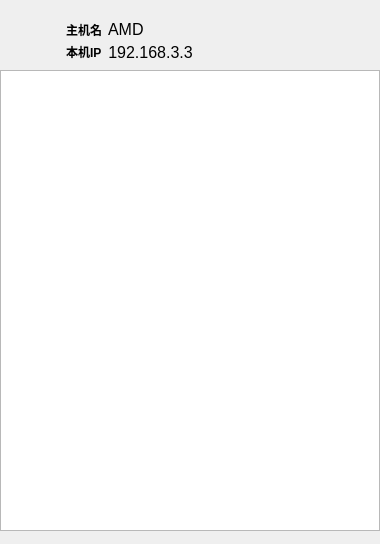
First picture: the form in woniu.ui, repository shuzibanshou/woniu, before the edit.
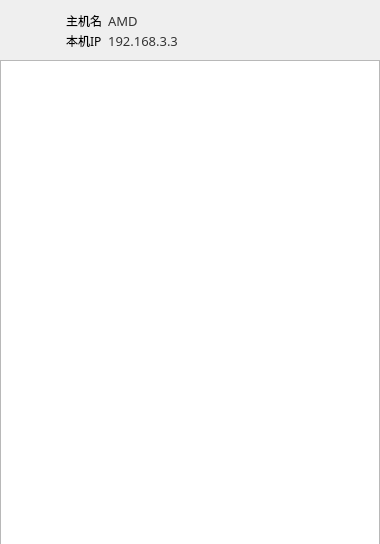
Second picture: the form after the edit.

Diff of the .ui file:
```diff
--- a/woniu.ui
+++ b/woniu.ui
@@ -17,12 +17,40 @@
    <property name="enabled">
     <bool>true</bool>
    </property>
+   <widget class="QListWidget" name="remoteDevice">
+    <property name="enabled">
+     <bool>true</bool>
+    </property>
+    <property name="geometry">
+     <rect>
+      <x>0</x>
+      <y>60</y>
+      <width>380</width>
+      <height>491</height>
+     </rect>
+    </property>
+   </widget>
+   <widget class="QWidget" name="header" native="true">
+    <property name="geometry">
+     <rect>
+      <x>0</x>
+      <y>0</y>
+      <width>381</width>
+      <height>61</height>
+     </rect>
+    </property>
+    <property name="styleSheet">
+     <string notr="true">#header{
+	background-color: qlineargradient(x1:0, y1:0, x2:1, y2:0,
+stop:0 #c2e9fb,stop:1 #a1c4fd);
+}</string>
+    </property>
    <widget class="QWidget" name="horizontalLayoutWidget">
     <property name="geometry">
      <rect>
       <x>0</x>
-      <y>10</y>
-      <width>321</width>
+       <y>0</y>
+       <width>381</width>
       <height>61</height>
      </rect>
     </property>
@@ -51,18 +79,31 @@
      </item>
      <item>
       <layout class="QVBoxLayout" name="verticalLayout_4">
+        <property name="spacing">
+         <number>0</number>
+        </property>
+        <property name="sizeConstraint">
+         <enum>QLayout::SetMinimumSize</enum>
+        </property>
        <item>
         <layout class="QHBoxLayout" name="horizontalLayout_2">
          <item>
           <widget class="QLabel" name="localNameLabel">
            <property name="font">
             <font>
-             <weight>75</weight>
-             <bold>true</bold>
-            </font>
-           </property>
+              <family>思源黑体 CN Normal</family>
+              <weight>50</weight>
+              <bold>false</bold>
+             </font>
+            </property>
+            <property name="styleSheet">
+             <string notr="true"/>
+            </property>
+            <property name="lineWidth">
+             <number>0</number>
+            </property>
            <property name="midLineWidth">
-            <number>200</number>
+             <number>100</number>
            </property>
            <property name="text">
             <string>主机名</string>
@@ -70,18 +111,25 @@
            <property name="alignment">
             <set>Qt::AlignCenter</set>
            </property>
+            <property name="wordWrap">
+             <bool>false</bool>
+            </property>
           </widget>
          </item>
          <item>
           <widget class="QLabel" name="localName">
            <property name="font">
             <font>
-             <pointsize>12</pointsize>
+              <family>思源黑体 CN Bold</family>
+              <pointsize>10</pointsize>
             </font>
            </property>
            <property name="layoutDirection">
             <enum>Qt::RightToLeft</enum>
            </property>
+            <property name="styleSheet">
+             <string notr="true">color:#333;</string>
+            </property>
            <property name="text">
             <string>AMD</string>
            </property>
@@ -114,10 +162,11 @@
           <widget class="QLabel" name="localIPv4Label">
            <property name="font">
             <font>
-             <weight>75</weight>
-             <bold>true</bold>
+              <family>思源黑体 CN Normal</family>
+              <weight>50</weight>
+              <bold>false</bold>
              <stylestrategy>PreferAntialias</stylestrategy>
-             <kerning>true</kerning>
+              <kerning>false</kerning>
             </font>
            </property>
            <property name="midLineWidth">
@@ -138,9 +187,13 @@
           <widget class="QLabel" name="localIPv4">
            <property name="font">
             <font>
-             <pointsize>12</pointsize>
-            </font>
-           </property>
+              <family>思源黑体 CN Bold</family>
+              <pointsize>10</pointsize>
+             </font>
+            </property>
+            <property name="styleSheet">
+             <string notr="true">color:#333</string>
+            </property>
            <property name="text">
             <string>192.168.3.3</string>
            </property>
@@ -168,18 +221,6 @@
      </item>
     </layout>
    </widget>
-   <widget class="QListWidget" name="remoteDevice">
-    <property name="enabled">
-     <bool>true</bool>
-    </property>
-    <property name="geometry">
-     <rect>
-      <x>0</x>
-      <y>70</y>
-      <width>380</width>
-      <height>461</height>
-     </rect>
-    </property>
    </widget>
   </widget>
  </widget>
```
Lines whose indentation alone changed are shown as unchanged.
